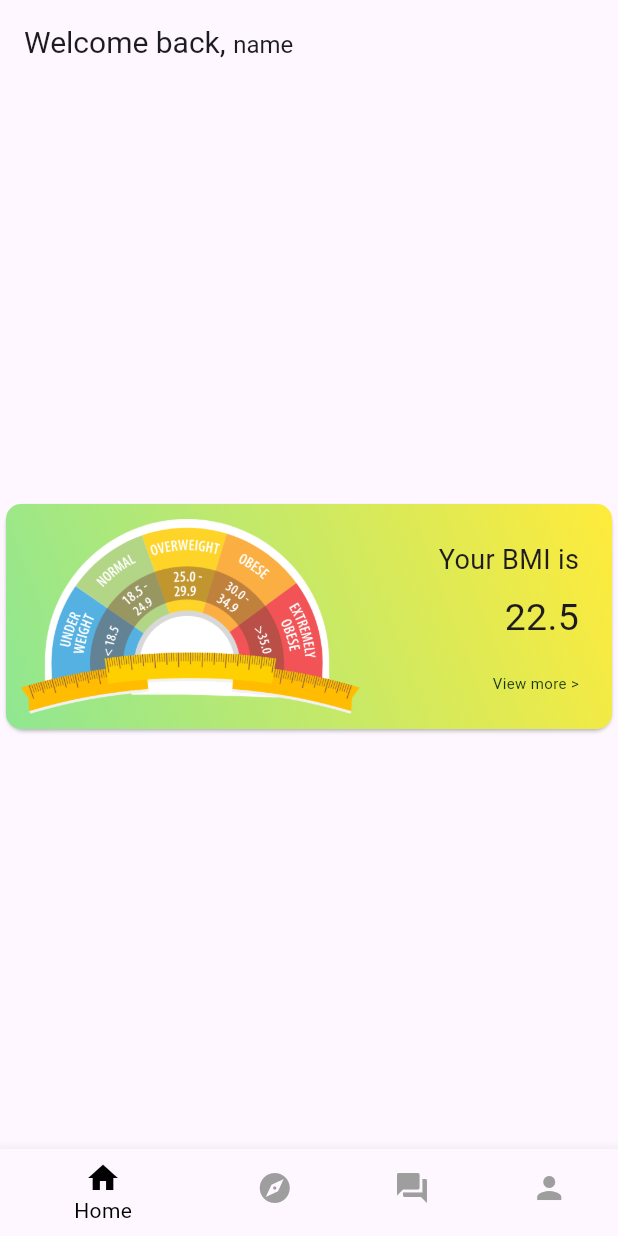
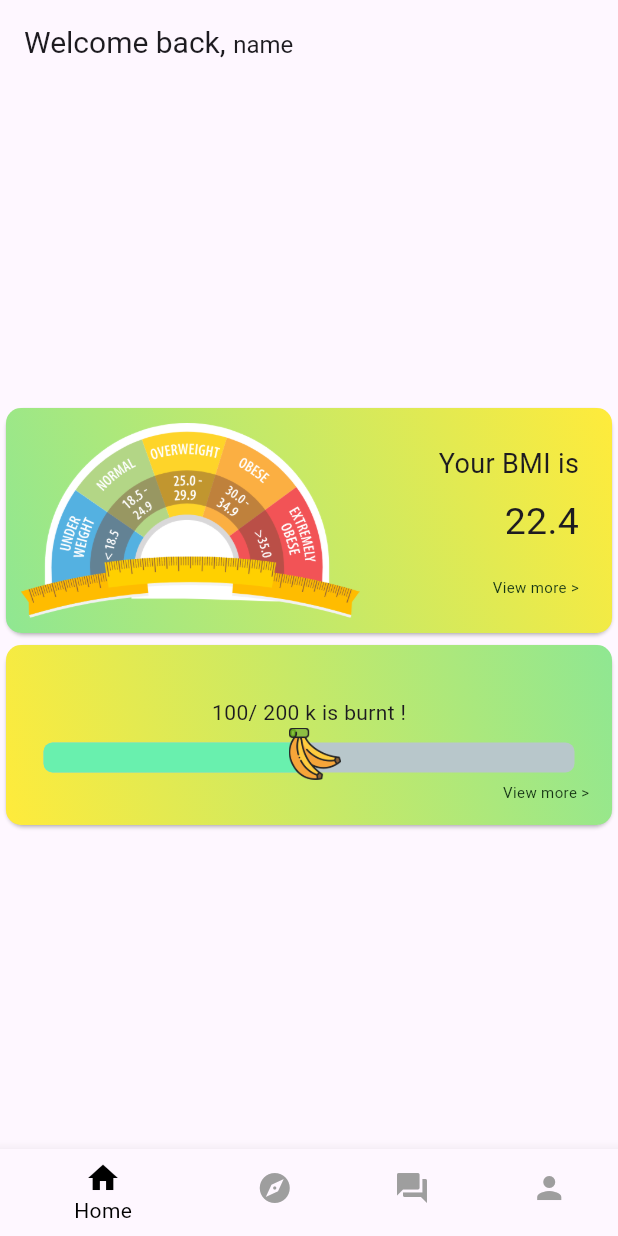
Before and after one commit to jessLijie/fitness-tracking, a Flutter app: the screen it shows after launch, on a phone screen of 412 x 824 dp. Run offline on Flutter 3.47's test engine with Material 3 defaults, Android fonts, the light colour scheme and no system bars; drawn by our look-alikes of percent_indicator; our stand-ins replace firebase_core; accounts and stored records are empty.

Commit message:
dashboard v2

```diff
--- a/lib/Dashboard/home.dart
+++ b/lib/Dashboard/home.dart
@@ -1,4 +1,6 @@
+import 'package:fitness_tracking/Discover/discover.dart';
 import 'package:flutter/material.dart';
+import 'package:percent_indicator/percent_indicator.dart';
 
 import '../Profile/profile.dart';
 
@@ -27,8 +29,15 @@ class HomePage extends StatelessWidget {
           mainAxisAlignment: MainAxisAlignment.center,
           children: <Widget>[
             Container(
-              child: const Card(
-                child: bmiCard(cardName: 'Outlined Card'),
+              child: const Column(
+                children: [
+                  Card(
+                    child: BmiCard(BMI: 22.35),
+                  ),
+                  Card(
+                    child: CaloryCard(burnt: 100, goal: 200),
+                  ),
+                ],
               ),
             ),
           ],
@@ -38,24 +47,90 @@ class HomePage extends StatelessWidget {
   }
 }
 
-class bmiCard extends StatelessWidget {
-  const bmiCard({required this.cardName});
-  final String cardName;
+class CaloryCard extends StatelessWidget {
+  const CaloryCard({Key? key, required this.burnt, required this.goal})
+      : super(key: key);
+  final int burnt;
+  final int goal;
+
+  @override
+  Widget build(BuildContext context) {
+    final double progressPercent = burnt / goal;
+
+    return Container(
+      decoration: BoxDecoration(
+        borderRadius: BorderRadius.circular(10.0),
+        gradient: const LinearGradient(
+          begin: Alignment.bottomLeft,
+          end: Alignment.topRight,
+          colors: [
+            Colors.yellow,
+            Color.fromARGB(255, 143, 231, 146),
+          ],
+        ),
+      ),
+      height: 120,
+      child: Center(
+        child: Padding(
+          padding: EdgeInsets.all(15.0),
+          child: Stack(
+            children: [
+              Column(
+                mainAxisAlignment: MainAxisAlignment.center,
+                children: [
+                  Text("$burnt/ $goal k is burnt !"),
+                  SizedBox(
+                      height:
+                          10), // Adding some space between text and progress indicator
+                  LayoutBuilder(
+                    builder: (context, constraints) {
+                      return LinearPercentIndicator(
+                        barRadius: Radius.circular(6),
+                        animation: true,
+                        lineHeight: 20.0,
+                        animationDuration: 2000,
+                        percent: progressPercent,
+                        progressColor: Colors.greenAccent,
+                      );
+                    },
+                  ),
+                ],
+              ),
+              Positioned(
+                left:
+                    (MediaQuery.of(context).size.width - 65) * progressPercent,
+                top: 40,
+                child: Image.asset('assets/image/banana.png',
+                    width: 35, height: 35),
+              ),
+              const SizedBox(height: 18),
+              // Text("${(progressPercent * 100).toStringAsFixed(1)}%"),
+              buildClickableText2(context),
+            ],
+          ),
+        ),
+      ),
+    );
+  }
+}
+
+class BmiCard extends StatelessWidget {
+  const BmiCard({super.key, required this.BMI});
+  final double BMI;
   final String imagePath = 'assets/image/meter.png';
 
   @override
   Widget build(BuildContext context) {
     return Container(
       decoration: BoxDecoration(
-        borderRadius:
-            BorderRadius.circular(10.0), // Add border radius if needed
+        borderRadius: BorderRadius.circular(10.0),
         gradient: const LinearGradient(
           begin: Alignment.topRight,
           end: Alignment.bottomLeft,
           colors: [
             Colors.yellow,
-            Color.fromARGB(255, 143, 231, 146)
-          ], // Define your gradient colors
+            Color.fromARGB(255, 143, 231, 146),
+          ],
         ),
       ),
       child: SizedBox(
@@ -63,7 +138,7 @@ class bmiCard extends StatelessWidget {
         child: Row(
           children: [
             Padding(
-              padding: const EdgeInsets.all(10.0), // Add margin to the image
+              padding: const EdgeInsets.all(10.0),
               child: Image.asset(
                 imagePath,
               ),
@@ -77,19 +152,17 @@ class bmiCard extends StatelessWidget {
                     mainAxisAlignment: MainAxisAlignment.center,
                     crossAxisAlignment: CrossAxisAlignment.end,
                     children: [
-                      Text(
+                      const Text(
                         "Your BMI is",
                         style: TextStyle(fontSize: 18),
-
                       ),
-                      SizedBox(height: 8),
+                      const SizedBox(height: 8),
                       Text(
-                        "22.5",
+                        BMI.toStringAsFixed(1),
                         style: TextStyle(fontSize: 25),
                       ),
-                      SizedBox(height: 18),
+                      const SizedBox(height: 18),
                       buildClickableText(context),
-
                     ],
                   ),
                 ),
@@ -100,9 +173,8 @@ class bmiCard extends StatelessWidget {
       ),
     );
   }
-}
 
- GestureDetector buildClickableText(BuildContext context) {
+  GestureDetector buildClickableText(BuildContext context) {
     return GestureDetector(
       onTap: () {
         Navigator.push(
@@ -116,3 +188,23 @@ class bmiCard extends StatelessWidget {
       ),
     );
   }
+}
+
+GestureDetector buildClickableText2(BuildContext context) {
+  return GestureDetector(
+    onTap: () {
+      Navigator.push(
+        context,
+        MaterialPageRoute(builder: (context) => DiscoverPage()),
+      );
+    },
+    child: Container(
+      alignment: Alignment.bottomRight, // Align text to the right
+      child: Text(
+        "View more >",
+        style: TextStyle(fontSize: 10, color: Color.fromARGB(255, 22, 53, 21)),
+        textAlign: TextAlign.right,
+      ),
+    ),
+  );
+}
--- a/pubspec.yaml
+++ b/pubspec.yaml
@@ -37,6 +37,7 @@ dependencies:
   # The following adds the Cupertino Icons font to your application.
   # Use with the CupertinoIcons class for iOS style icons.
   cupertino_icons: ^1.0.2
+  percent_indicator: ^4.2.3
 
 dev_dependencies:
   flutter_test:
@@ -63,6 +64,7 @@ flutter:
   # To add assets to your application, add an assets section, like this:
   assets:
     - assets/image/meter.png
+    - assets/image/banana.png
 
   # An image asset can refer to one or more resolution-specific "variants", see
   # https://flutter.dev/assets-and-images/#resolution-aware
```
Also changed, not shown: assets/image/banana.png (added), pubspec.lock, 13 other files.
